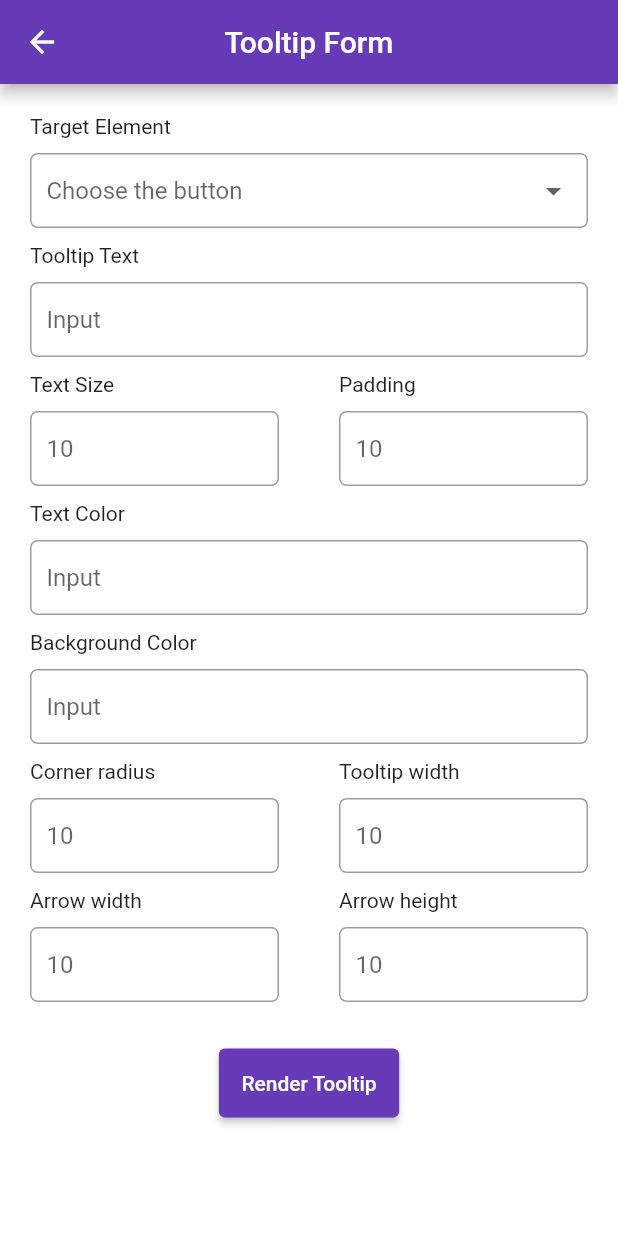
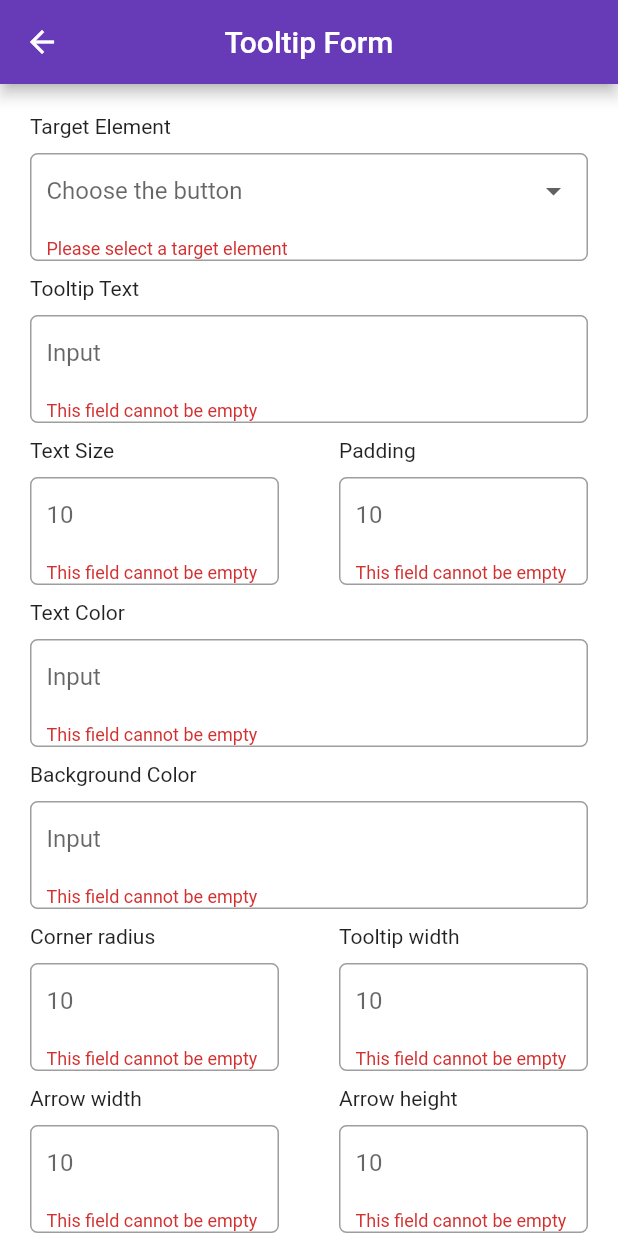
Before and after one commit to aadityaagrawal/Customizable-Tooltip-Application, a Flutter app: the screen it shows after launch, after a tap on "Render Tooltip", on a phone screen of 412 x 824 dp. Run offline on Flutter 3.47's test engine with Material 2 defaults, Android fonts, the phone set to English and light mode, and no system bars; our stand-ins replace loading_animation_widget, sqflite; accounts and stored records are empty.

Commit message:
Controllers, validation error in form and action button logic added

```diff
--- a/lib/config/app_route.dart
+++ b/lib/config/app_route.dart
@@ -6,12 +6,15 @@ class AppRoutes {
   static const String addTip = '/addTip';
   static const String splash = '/splash';
   static const String editTip = '/editTip';
-
+  static const String updateTip = '/updateTip';
 
   static Map<String, WidgetBuilder> routes = {
     home: (context) => const HomeScreen(),
-    addTip: (context) => const ToolTipForm(),
-    editTip:(context) => const ToolTipEdit(),
-    splash:(context) => const SplashScreen(),
+    addTip: (context) => ToolTipForm(),
+    editTip: (context) => const ToolTipEdit(),
+    splash: (context) => const SplashScreen(),
+    updateTip: (context) => ToolTipForm(
+          isUpdateTip: true,
+        )
   };
 }
--- a/lib/config/app_theme.dart
+++ b/lib/config/app_theme.dart
@@ -1,7 +1,15 @@
 import 'package:flutter/material.dart';
+import 'package:flutter/services.dart';
 
 ThemeData AppTheme() {
   return ThemeData(
       scaffoldBackgroundColor: Colors.white,
-      primaryColor: const Color(0XFF673ab7));
+      primaryColor: const Color(0XFF673ab7),
+      appBarTheme: const AppBarTheme(
+          backgroundColor: Color(0XFF673ab7),
+          systemOverlayStyle: SystemUiOverlayStyle(
+            statusBarColor: Color(0XFF673ab7),
+            statusBarIconBrightness: Brightness.light,
+            statusBarBrightness: Brightness.dark,
+          )));
 }
--- /dev/null
+++ b/lib/controller/form_controller.dart
@@ -0,0 +1,27 @@
+import 'package:flutter/material.dart';
+
+class ToolTipFormState extends ChangeNotifier {
+
+  final TextEditingController tipTextController = TextEditingController();
+  final TextEditingController sizeController = TextEditingController();
+  final TextEditingController paddingController = TextEditingController();
+  final TextEditingController textColorController = TextEditingController();
+  final TextEditingController backgroundColorController = TextEditingController();
+  final TextEditingController tipRadiusController = TextEditingController();
+  final TextEditingController tipWidthController = TextEditingController();
+  final TextEditingController arrowWidthController = TextEditingController();
+  final TextEditingController arrowHeightController = TextEditingController();
+
+
+  void dispose() {
+    tipTextController.dispose();
+    sizeController.dispose();
+    paddingController.dispose();
+    textColorController.dispose();
+    backgroundColorController.dispose();
+    tipRadiusController.dispose();
+    tipWidthController.dispose();
+    arrowWidthController.dispose();
+    arrowHeightController.dispose();
+  }
+}
--- a/lib/main.dart
+++ b/lib/main.dart
@@ -18,6 +18,7 @@ class MyApp extends StatelessWidget {
       theme: AppTheme(),
       initialRoute: AppRoutes.splash,
       routes: AppRoutes.routes,
+      scrollBehavior: const ScrollBehavior().copyWith(overscroll: false),
     );
   }
 }
--- a/lib/screen/add_tooltip_screen.dart
+++ b/lib/screen/add_tooltip_screen.dart
@@ -1,44 +1,62 @@
 import 'package:flutter/material.dart';
 import 'package:trektip/controller/db_controller.dart';
+import 'package:trektip/controller/form_controller.dart';
 import 'package:trektip/model/tip_model.dart';
-
+import 'package:trektip/widget/action_button_widget.dart';
 import '../widget/text_field_widget.dart';
 
 class ToolTipForm extends StatefulWidget {
-  const ToolTipForm({super.key});
+  final bool isUpdateTip;
+  const ToolTipForm({this.isUpdateTip = false, super.key});
 
   @override
   State<ToolTipForm> createState() => _ToolTipFormState();
 }
 
 class _ToolTipFormState extends State<ToolTipForm> {
-  // void insertData() {
-  //   final TipModel sampleTip = TipModel(
-  //     toolTipText: "Sample Tip Text",
-  //     textSize: 16,
-  //     textPadding: 10,
-  //     textColor: "#000000",
-  //     backgroundColor: "#FFFFFF",
-  //     cornerRadius: 8,
-  //     tooltipWidth: 200,
-  //     arrowWidth: 10,
-  //     arrowHeight: 20,
-  //   );
-
-  //   DbController().insertData(sampleTip);
-  // }
-
   final _formKey = GlobalKey<FormState>();
   int n = 5;
   List<String> dropdownOptions =
       List.generate(5, (index) => 'Button ${index + 1}');
   String? selectedOption;
+  late ToolTipFormState _formState;
+
+  dynamic dropdownValidator(dynamic value) {
+    if (value == null || value.isEmpty) {
+      return 'Please select a target element';
+    }
+    return null;
+  }
+
+  TipModel insertData(ToolTipFormState formState) {
+    // final TipModel tipData =
+
+    return TipModel(
+      toolTipText: formState.tipTextController.text,
+      textSize: int.parse(formState.sizeController.text),
+      textPadding: int.parse(formState.paddingController.text),
+      textColor: formState.textColorController.text,
+      backgroundColor: formState.backgroundColorController.text,
+      cornerRadius: int.parse(formState.tipRadiusController.text),
+      tooltipWidth: int.parse(formState.tipWidthController.text),
+      arrowWidth: int.parse(formState.arrowWidthController.text),
+      arrowHeight: int.parse(formState.arrowHeightController.text),
+    );
+    // DbController().insertData(tipData);
+  }
 
   @override
   void initState() {
     // TODO: implement initState
     super.initState();
+    _formState = ToolTipFormState();
     // insertData();
+  }
+
+  @override
+  void dispose() {
+    _formState.dispose();
+    super.dispose();
   }
 
   @override
@@ -83,9 +101,12 @@ class _ToolTipFormState extends State<ToolTipForm> {
                             selectedOption = newValue;
                           });
                         },
-                        decoration: InputDecoration(
+                        decoration: const InputDecoration(
                           border: InputBorder.none,
                         ),
+                        validator: (value) {
+                          return dropdownValidator(value);
+                        },
                       ),
                     ),
                     const SizedBox(
@@ -95,34 +116,26 @@ class _ToolTipFormState extends State<ToolTipForm> {
                     const SizedBox(
                       height: 10,
                     ),
-                    Container(
-                      padding: const EdgeInsets.symmetric(horizontal: 10),
-                      decoration: BoxDecoration(
-                          border: Border.all(color: Colors.grey),
-                          borderRadius: BorderRadius.circular(5.0)),
-                      child: TextFormField(
-                        // controller: textField2Controller,
-                        decoration: const InputDecoration(
-                          border: InputBorder.none,
-                          hintText: 'Input',
-                        ),
-                      ),
-                    ),
+                    CustomTextFromField(
+                        textController: _formState.tipTextController,
+                        hintText: "Input")
                   ],
                 ),
                 const SizedBox(
                   height: 10,
                 ),
                 Row(children: [
-                  const Expanded(
+                  Expanded(
                     child: Column(
                       crossAxisAlignment: CrossAxisAlignment.start,
                       children: [
-                        Text('Text Size'),
-                        SizedBox(
+                        const Text('Text Size'),
+                        const SizedBox(
                           height: 10,
                         ),
-                        CustomTextFromField(),
+                        CustomTextFromField(
+                            textController: _formState.sizeController,
+                            hintText: "10")
                       ],
                     ),
                   ),
@@ -137,23 +150,9 @@ class _ToolTipFormState extends State<ToolTipForm> {
                         const SizedBox(
                           height: 10,
                         ),
-                        Container(
-                          padding: const EdgeInsets.symmetric(horizontal: 10),
-                          decoration: BoxDecoration(
-                              border: Border.all(color: Colors.grey),
-                              borderRadius: BorderRadius.circular(5.0)),
-                          child: TextFormField(
-                            keyboardType: const TextInputType.numberWithOptions(
-                              signed: false,
-                              decimal: false,
-                            ),
-                            // controller: textField2Controller,
-                            decoration: const InputDecoration(
-                              border: InputBorder.none,
-                              hintText: '10 ',
-                            ),
-                          ),
-                        ),
+                        CustomTextFromField(
+                            textController: _formState.paddingController,
+                            hintText: "10")
                       ],
                     ),
                   ),
@@ -168,19 +167,9 @@ class _ToolTipFormState extends State<ToolTipForm> {
                     const SizedBox(
                       height: 10,
                     ),
-                    Container(
-                      padding: const EdgeInsets.symmetric(horizontal: 10),
-                      decoration: BoxDecoration(
-                          border: Border.all(color: Colors.grey),
-                          borderRadius: BorderRadius.circular(5.0)),
-                      child: TextFormField(
-                        // controller: textField2Controller,
-                        decoration: const InputDecoration(
-                          border: InputBorder.none,
-                          hintText: 'Input',
-                        ),
-                      ),
-                    ),
+                    CustomTextFromField(
+                        textController: _formState.textColorController,
+                        hintText: "Input")
                   ],
                 ),
                 const SizedBox(
@@ -193,19 +182,9 @@ class _ToolTipFormState extends State<ToolTipForm> {
                     const SizedBox(
                       height: 10,
                     ),
-                    Container(
-                      padding: const EdgeInsets.symmetric(horizontal: 10),
-                      decoration: BoxDecoration(
-                          border: Border.all(color: Colors.grey),
-                          borderRadius: BorderRadius.circular(5.0)),
-                      child: TextFormField(
-                        // controller: textField2Controller,
-                        decoration: const InputDecoration(
-                          border: InputBorder.none,
-                          hintText: 'Input',
-                        ),
-                      ),
-                    ),
+                    CustomTextFromField(
+                        textController: _formState.backgroundColorController,
+                        hintText: "Input")
                   ],
                 ),
                 const SizedBox(
@@ -220,23 +199,9 @@ class _ToolTipFormState extends State<ToolTipForm> {
                         const SizedBox(
                           height: 10,
                         ),
-                        Container(
-                          padding: const EdgeInsets.symmetric(horizontal: 10),
-                          decoration: BoxDecoration(
-                              border: Border.all(color: Colors.grey),
-                              borderRadius: BorderRadius.circular(5.0)),
-                          child: TextFormField(
-                            keyboardType: const TextInputType.numberWithOptions(
-                              signed: false,
-                              decimal: false,
-                            ),
-                            // controller: textField2Controller,
-                            decoration: const InputDecoration(
-                              border: InputBorder.none,
-                              hintText: '10 ',
-                            ),
-                          ),
-                        ),
+                        CustomTextFromField(
+                            textController: _formState.tipRadiusController,
+                            hintText: "10")
                       ],
                     ),
                   ),
@@ -251,23 +216,9 @@ class _ToolTipFormState extends State<ToolTipForm> {
                         const SizedBox(
                           height: 10,
                         ),
-                        Container(
-                          padding: const EdgeInsets.symmetric(horizontal: 10),
-                          decoration: BoxDecoration(
-                              border: Border.all(color: Colors.grey),
-                              borderRadius: BorderRadius.circular(5.0)),
-                          child: TextFormField(
-                            keyboardType: const TextInputType.numberWithOptions(
-                              signed: false,
-                              decimal: false,
-                            ),
-                            // controller: textField2Controller,
-                            decoration: const InputDecoration(
-                              border: InputBorder.none,
-                              hintText: '10 ',
-                            ),
-                          ),
-                        ),
+                        CustomTextFromField(
+                            textController: _formState.tipWidthController,
+                            hintText: "10")
                       ],
                     ),
                   ),
@@ -284,23 +235,9 @@ class _ToolTipFormState extends State<ToolTipForm> {
                         const SizedBox(
                           height: 10,
                         ),
-                        Container(
-                          padding: const EdgeInsets.symmetric(horizontal: 10),
-                          decoration: BoxDecoration(
-                              border: Border.all(color: Colors.grey),
-                              borderRadius: BorderRadius.circular(5.0)),
-                          child: TextFormField(
-                            keyboardType: const TextInputType.numberWithOptions(
-                              signed: false,
-                              decimal: false,
-                            ),
-                            // controller: textField2Controller,
-                            decoration: const InputDecoration(
-                              border: InputBorder.none,
-                              hintText: '10 ',
-                            ),
-                          ),
-                        ),
+                        CustomTextFromField(
+                            textController: _formState.arrowWidthController,
+                            hintText: "10")
                       ],
                     ),
                   ),
@@ -315,23 +252,9 @@ class _ToolTipFormState extends State<ToolTipForm> {
                         const SizedBox(
                           height: 10,
                         ),
-                        Container(
-                          padding: const EdgeInsets.symmetric(horizontal: 10),
-                          decoration: BoxDecoration(
-                              border: Border.all(color: Colors.grey),
-                              borderRadius: BorderRadius.circular(5.0)),
-                          child: TextFormField(
-                            keyboardType: const TextInputType.numberWithOptions(
-                              signed: false,
-                              decimal: false,
-                            ),
-                            // controller: textField2Controller,
-                            decoration: const InputDecoration(
-                              border: InputBorder.none,
-                              hintText: '10 ',
-                            ),
-                          ),
-                        ),
+                        CustomTextFromField(
+                            textController: _formState.arrowHeightController,
+                            hintText: "10")
                       ],
                     ),
                   ),
@@ -339,14 +262,42 @@ class _ToolTipFormState extends State<ToolTipForm> {
                 const SizedBox(
                   height: 30,
                 ),
-                Center(
-                  child: ElevatedButton(
-                      style: ElevatedButton.styleFrom(
-                          padding: const EdgeInsets.all(15),
-                          backgroundColor: Theme.of(context).primaryColor),
-                      onPressed: () {},
-                      child: const Text("Render Tooltip")),
-                )
+                widget.isUpdateTip
+                    ? Row(
+                        mainAxisAlignment: MainAxisAlignment.spaceBetween,
+                        children: [
+                          ActionButtons(
+                            onTap: () {
+                              print("Delete function");
+                              DbController().deleteData(insertData(_formState));
+                            },
+                            buttonColor: Colors.red,
+                            buttonText: "Delete",
+                          ),
+                          ActionButtons(
+                            onTap: () {
+                              if (_formKey.currentState!.validate()) {
+                                print("The form is ready to update");
+                                DbController().updateTooltipSettings(
+                                    insertData(_formState));
+                              }
+                            },
+                            buttonColor: Theme.of(context).primaryColor,
+                            buttonText: "Update",
+                          ),
+                        ],
+                      )
+                    : Center(
+                        child: ActionButtons(
+                            onTap: () {
+                              if (_formKey.currentState!.validate()) {
+                                DbController()
+                                    .insertData(insertData(_formState));
+                                print("The form is ready to submit");
+                              }
+                            },
+                            buttonColor: Theme.of(context).primaryColor,
+                            buttonText: "Render Tooltip"))
               ],
             ),
           ),
--- a/lib/screen/edit_tooltip_screen.dart
+++ b/lib/screen/edit_tooltip_screen.dart
@@ -10,6 +10,58 @@ class ToolTipEdit extends StatefulWidget {
 class _ToolTipEditState extends State<ToolTipEdit> {
   @override
   Widget build(BuildContext context) {
-    return const Placeholder();
+    return Scaffold(
+      appBar: AppBar(
+        centerTitle: true,
+        title: const Text("Tooltips details"),
+        backgroundColor: Theme.of(context).primaryColor,
+        elevation: 0,
+      ),
+      body: Container(
+        margin: const EdgeInsets.all(20),
+        child: Column(
+          children: [
+            Container(
+              margin: const EdgeInsets.only(bottom: 10),
+              decoration: BoxDecoration(
+                  border: Border.all(color: Colors.black.withOpacity(0.5)),
+                  borderRadius: BorderRadius.circular(10)),
+              child: ListTile(
+                titleAlignment: ListTileTitleAlignment.center,
+                trailing: const Icon(
+                  Icons.edit,
+                  color: Colors.black,
+                ),
+                onTap: () {
+                  Navigator.pushNamed(context, '/updateTip');
+                },
+                title: const Text("Tooltip of Button 2"),
+                contentPadding: const EdgeInsets.all(10),
+              ),
+            ),
+            Container(
+              decoration: BoxDecoration(
+                  color: Theme.of(context).primaryColor,
+                  borderRadius: BorderRadius.circular(10)),
+              child: ListTile(
+                onTap: () {
+                  Navigator.pushNamed(context, "/addTip");
+                },
+                titleAlignment: ListTileTitleAlignment.center,
+                trailing: const Icon(
+                  Icons.add_circle_outline_sharp,
+                  color: Colors.white,
+                ),
+                title: const Text(
+                  "Add a Tooltip",
+                  style: TextStyle(color: Colors.white),
+                ),
+                contentPadding: const EdgeInsets.all(10),
+              ),
+            ),
+          ],
+        ),
+      ),
+    );
   }
 }
--- a/lib/screen/home_screen.dart
+++ b/lib/screen/home_screen.dart
@@ -2,7 +2,7 @@ import 'package:flutter/material.dart';
 import 'package:trektip/config/app_data.dart';
 import 'package:trektip/controller/db_controller.dart';
 import 'package:trektip/model/tip_model.dart';
-import 'package:trektip/widget/button_widget.dart';
+import 'package:trektip/widget/home_screen_button_widget.dart';
 
 class HomeScreen extends StatefulWidget {
   const HomeScreen({super.key});
@@ -36,7 +36,7 @@ class _HomeScreenState extends State<HomeScreen> {
           leading: IconButton(
             icon: const Icon(Icons.settings),
             onPressed: () {
-              Navigator.pushNamed(context, "/addTip");
+              Navigator.pushNamed(context, "/editTip");
             },
           ),
         ),
--- /dev/null
+++ b/lib/widget/action_button_widget.dart
@@ -0,0 +1,31 @@
+
+import 'package:flutter/material.dart';
+
+class ActionButtons extends StatelessWidget {
+  final Color buttonColor;
+  final String buttonText;
+  final Function()? onTap;
+  const ActionButtons({
+    super.key,
+    required this.buttonColor,
+    required this.buttonText,
+    this.onTap,
+  });
+
+  @override
+  Widget build(BuildContext context) {
+    return Container(
+      width: MediaQuery.of(context).size.width * 0.4,
+      height: 50,
+      child: ElevatedButton(
+          style: ElevatedButton.styleFrom(
+              backgroundColor: buttonColor,
+              shape: RoundedRectangleBorder(
+                  borderRadius: BorderRadius.circular(15))),
+          onPressed: onTap,
+          child: Text(
+            buttonText,
+          )),
+    );
+  }
+}
--- a/lib/widget/text_field_widget.dart
+++ b/lib/widget/text_field_widget.dart
@@ -1,9 +1,21 @@
 import 'package:flutter/material.dart';
 
 class CustomTextFromField extends StatelessWidget {
+  final TextEditingController textController;
+  final String hintText;
+
   const CustomTextFromField({
     super.key,
+    required this.textController,
+    required this.hintText,
   });
+
+  dynamic validatorFunction(dynamic value) {
+    if (value == null || value.isEmpty) {
+      return 'This field cannot be empty';
+    }
+    return null;
+  }
 
   @override
   Widget build(BuildContext context) {
@@ -13,14 +25,17 @@ class CustomTextFromField extends StatelessWidget {
           border: Border.all(color: Colors.grey),
           borderRadius: BorderRadius.circular(5.0)),
       child: TextFormField(
-        keyboardType: const TextInputType.numberWithOptions(
-          signed: false,
-          decimal: false,
-        ),
-        // controller: textField2Controller,
-        decoration: const InputDecoration(
+        cursorColor: Theme.of(context).primaryColor,
+        controller: textController,
+        validator: (value) {
+          return validatorFunction(value);
+        },
+        keyboardType: (hintText == "10")
+            ? TextInputType.numberWithOptions(signed: false, decimal: false)
+            : null,
+        decoration: InputDecoration(
           border: InputBorder.none,
-          hintText: '10 ',
+          hintText: hintText,
         ),
       ),
     );
```
Also changed, not shown: lib/model/tip_model.dart (+8 -0 lines), lib/widget/home_screen_button_widget.dart (renamed from lib/widget/button_widget.dart).
